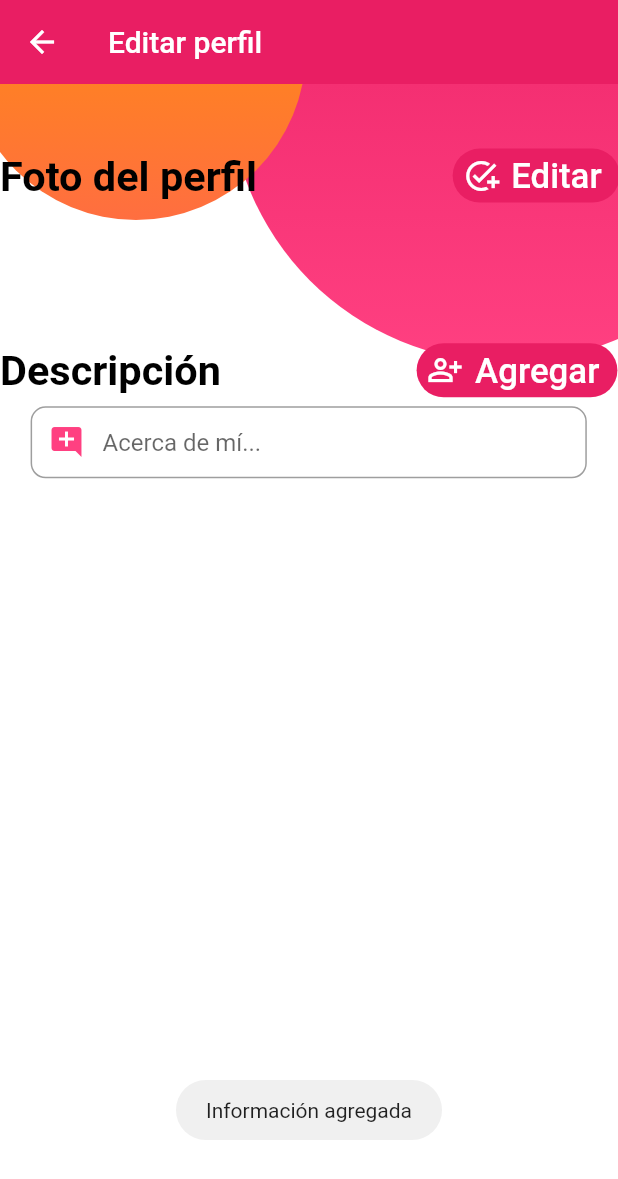
After one commit to ricardo712/social_fast, a Flutter app: the editarPerfil screen opened directly, after a tap on "Agregar", on a phone screen of 412 x 824 dp. The commit adds this screen. Shown: the top 1179 px of the screen. Run offline on Flutter 3.47's test engine with Material 2 defaults, Android fonts, the phone set to English and light mode, and no system bars; our stand-ins replace cloud_firestore, curved_navigation_bar, dio, file_picker, firebase_auth, firebase_core and 9 more; missing offline and left inert: dart:ffi, photo_manager; accounts and stored records are empty.

Commit message:
creando pantalla editar perfil

```diff
--- a/lib/main.dart
+++ b/lib/main.dart
@@ -6,10 +6,12 @@ import 'package:social_fast/screens/login_screen.dart';
 Future<void> main() async {
   WidgetsFlutterBinding.ensureInitialized();
   await Firebase.initializeApp();
-  runApp(MyApp());
+  runApp(const MyApp());
 }
 
 class MyApp extends StatelessWidget {
+  const MyApp({Key? key}) : super(key: key);
+
   @override
   Widget build(BuildContext context) {
     return MaterialApp(
--- /dev/null
+++ b/lib/screens/editarPerfil.dart
@@ -0,0 +1,184 @@
+import 'package:flutter/material.dart';
+import 'package:fluttertoast/fluttertoast.dart';
+import 'package:social_fast/utils/responsive.dart';
+
+import '../widgets/circle.dart';
+class editarPerfil extends StatefulWidget {
+  const editarPerfil({ Key? key }) : super(key: key);
+
+  @override
+  State<editarPerfil> createState() => _editarPerfilState();
+}
+
+class _editarPerfilState extends State<editarPerfil> {
+  final TextEditingController descripPerfilController = TextEditingController();
+  @override
+  Widget build(BuildContext context) {
+    Responsive resposive = Responsive(context);
+    final double pinkSize = resposive.wp(90);
+    final double orangeSize = resposive.wp(55);
+     final descripPerfil = TextFormField(
+      autofocus: false,
+      controller: descripPerfilController,
+      validator: (value) {
+        RegExp regex = RegExp(r'^.{6,}$');
+        if (value!.isEmpty) {
+          return ("Requiero una información");
+        }
+        if (!regex.hasMatch(value)) {
+          return ("Ingrese información válida, min. 6 caracteres");
+        }
+        return null;
+      },
+      onSaved: (value) {
+        descripPerfilController.text = value!;
+      },
+      textInputAction: TextInputAction.done,
+      decoration: InputDecoration(
+        prefixIcon: const Icon(Icons.add_comment, color: Colors.pinkAccent),
+        contentPadding: const EdgeInsets.fromLTRB(10, 10, 10, 10),
+        hintText: "Acerca de mí... ",
+        border: OutlineInputBorder(
+          borderRadius: BorderRadius.circular(10.0),
+        ),
+      ),
+    );
+    return Scaffold(
+      appBar: AppBar(
+          title: const Text("Editar perfil"),
+          backgroundColor: Colors.pink,
+          elevation: 0,
+          leading: IconButton(
+            icon: const Icon(Icons.arrow_back, color: Colors.white),
+            onPressed: () {
+              Navigator.of(context).pop();
+            },
+          ),
+        ),
+        body: GestureDetector(
+          child: SingleChildScrollView(
+          child: Container(
+            width: double.infinity,
+            height: resposive.height,
+            color: Colors.white,
+            child: Stack(alignment: Alignment.topLeft, children: <Widget>[
+              Positioned(
+                right: -(pinkSize) * 0.3,
+                top: -(pinkSize) * 0.5,
+                child: Circle(
+                  size: pinkSize,
+                  colors: const [
+                    Colors.pink,
+                    Colors.pinkAccent,
+                    //Colors.yellow,
+                  ],
+                ),
+              ),
+              Positioned(
+                left: -(orangeSize) * 0.1,
+                top: -(orangeSize) * 0.6,
+                child: Circle(
+                  size: orangeSize,
+                  colors: const [
+                    Colors.orange,
+                    Colors.deepOrangeAccent,
+                    //Colors.yellow,
+                  ],
+                ),
+              ),
+              Positioned(
+                 top: pinkSize * 0.100,
+                 child: Column(children: <Widget>[
+                   SizedBox(
+                     child: Row(
+                       children: [
+                         Text(
+                           "Foto del perfil ",
+                           textAlign: TextAlign.left,
+                           style: TextStyle(
+                             color: Colors.black,
+                             fontSize: resposive.dp(3),
+                             fontWeight: FontWeight.bold,
+                           ),
+                         ),
+                         SizedBox(
+                           width: resposive.wp(30),
+                         ),
+                         TextButton.icon(
+                           icon: const Icon(Icons.add_task),
+                           label: Text('Editar',
+                               textScaleFactor: resposive.dp(0.18)),
+                           style: TextButton.styleFrom(
+                             primary: Colors.white,
+                             padding:
+                                 const EdgeInsets.only(left: 7.0, right: 12.0),
+                             backgroundColor: Colors.pink,
+                             shape: RoundedRectangleBorder(
+                               borderRadius: BorderRadius.circular(50.0),
+                             ),
+                           ),
+                           onPressed: () {},
+                         ),
+                       ],
+                     ),
+                   ),
+                 ]
+                 ),
+               ),
+              Positioned(
+                top: pinkSize * 0.45,
+                child: Column(
+                  children: <Widget>[
+                    SizedBox(
+                      child: Row(
+                        children: [
+                          Text(
+                            "Descripción ",
+                            textAlign: TextAlign.left,
+                            style: TextStyle(
+                              color: Colors.black,
+                              fontSize: resposive.dp(3),
+                              fontWeight: FontWeight.bold,
+                            ),
+                          ),
+                          SizedBox(
+                            width: resposive.wp(30),
+                          ),
+                          TextButton.icon(
+                            icon: const Icon(Icons.person_add_alt_outlined),
+                            label: Text('Agregar',
+                                textScaleFactor: resposive.dp(0.18)),
+                            style: TextButton.styleFrom(
+                              primary: Colors.white,
+                              padding:
+                                  const EdgeInsets.only(left: 7.0, right: 12.0),
+                              backgroundColor: Colors.pink,
+                              shape: RoundedRectangleBorder(
+                                borderRadius: BorderRadius.circular(50.0),
+                              ),
+                            ),
+                            onPressed: () {
+                              Fluttertoast.showToast(
+                                msg: "Información agregada",
+                              );
+                            },
+                          ),
+                        ],
+                      ),
+                    ),
+                    SizedBox(
+                      width: resposive.wp(90),
+                      height: resposive.hp(20),
+                      child: descripPerfil,
+                    ),
+                  ],
+                ),
+              ),
+            ]
+            )
+          )
+        ),
+        )
+    );
+  }
+}
--- a/lib/screens/perfilCompleto.dart
+++ b/lib/screens/perfilCompleto.dart
@@ -2,6 +2,7 @@ import 'package:cloud_firestore/cloud_firestore.dart';
 import 'package:firebase_auth/firebase_auth.dart';
 import 'package:flutter/material.dart';
 import 'package:social_fast/models/user_model.dart';
+import 'package:social_fast/screens/editarPerfil.dart';
 import 'package:social_fast/screens/login_screen.dart';
 import 'package:fluttertoast/fluttertoast.dart';
 import 'package:social_fast/ui/widgets.dart';
@@ -240,7 +241,10 @@ class _perfilCompletoState extends State<perfilCompleto> {
             child: Column(
               children: [
                 InkWell(
-                  onTap: () {},
+                  onTap: () {
+                    Navigator.of(context).pushReplacement(MaterialPageRoute(
+                        builder: (context) => const editarPerfil()));
+                  },
                   child: Container(
                     padding: const EdgeInsets.all(4),
                     decoration: const BoxDecoration(
```
